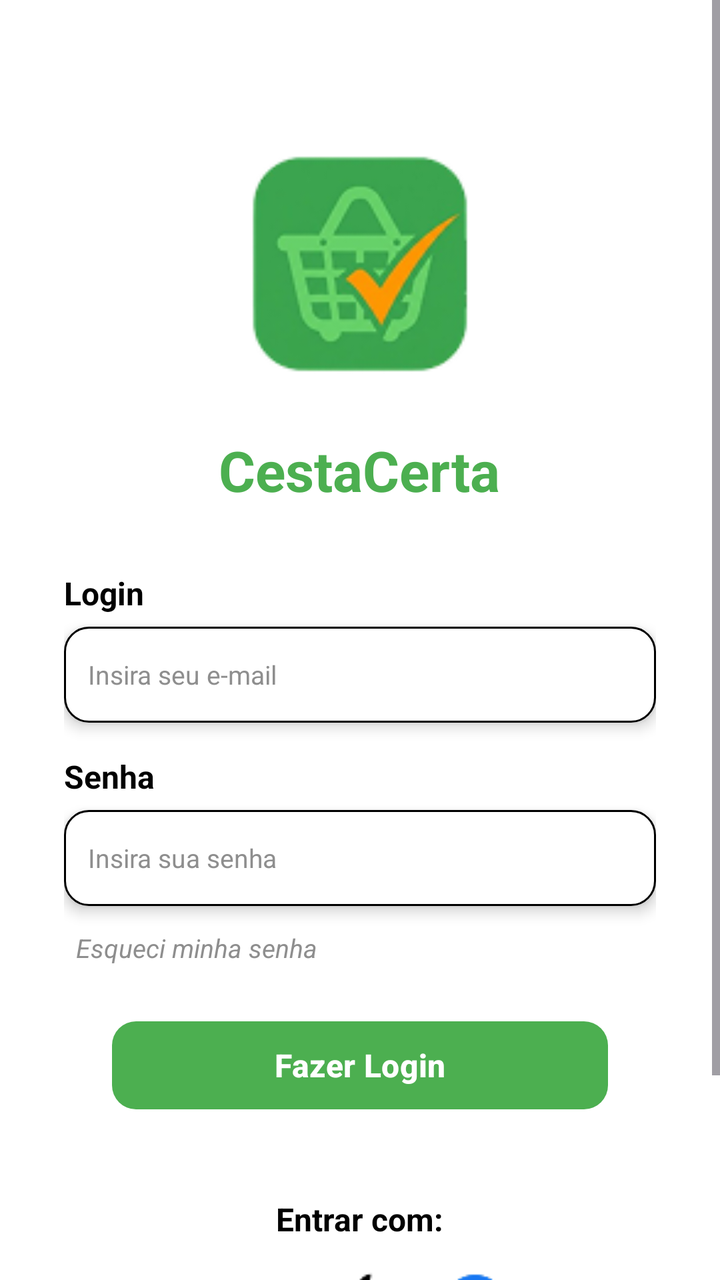
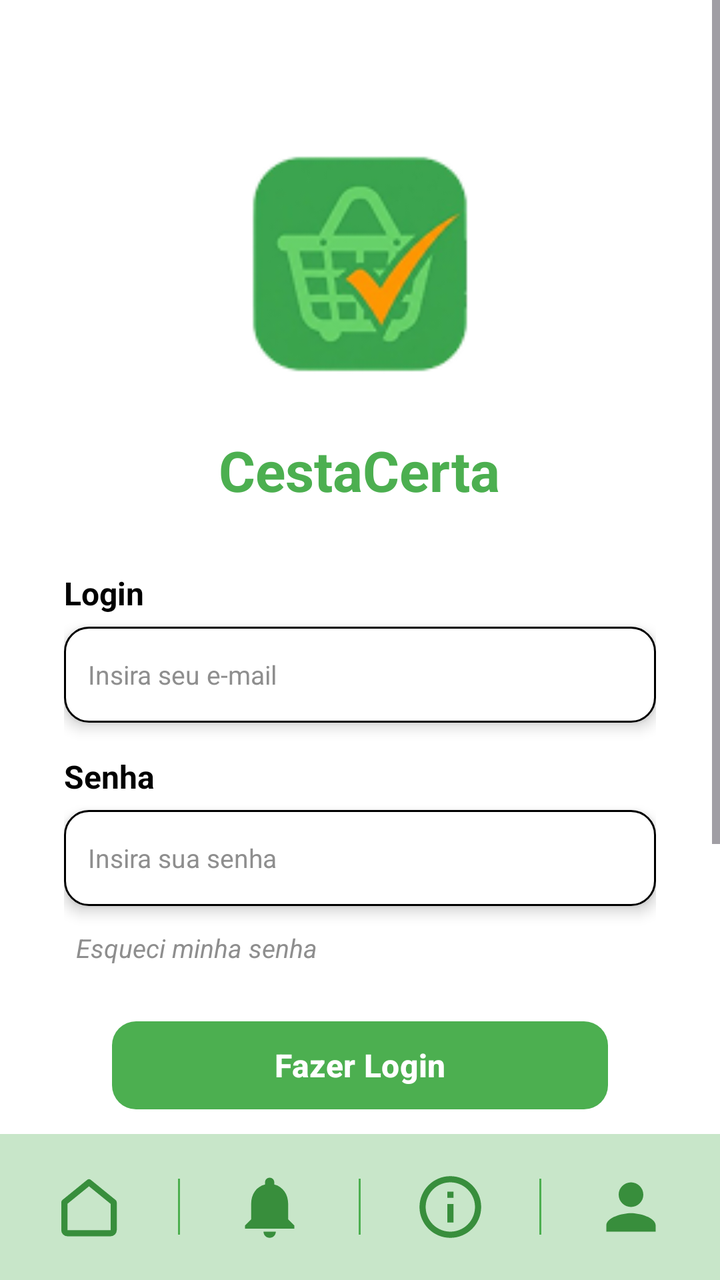

An Android layout rendered at two revisions. The XML below is the earlier revision; the diff shows what the commit changed to produce the second picture.
<!-- AndroidManifest.xml: application theme Theme.CestaCerta -->
<!-- res/layout/activity_login.xml -->
<?xml version="1.0" encoding="utf-8"?>
<ScrollView xmlns:android="http://schemas.android.com/apk/res/android"
    xmlns:app="http://schemas.android.com/apk/res-auto"
    android:id="@+id/login"
    android:layout_width="match_parent"
    android:layout_height="match_parent"
    android:background="@color/branco"
    android:fillViewport="true">

    <LinearLayout
        android:layout_width="match_parent"
        android:layout_height="wrap_content"
        android:gravity="center_horizontal"
        android:orientation="vertical"
        android:padding="@dimen/margem_tela">

        
        <ImageView
            android:id="@+id/ivLogo"
            android:layout_width="200dp"
            android:layout_height="200dp"
            android:layout_marginBottom="-40dp"
            android:contentDescription="@string/desc_logo"
            android:src="@drawable/logo_grande_clean" />

        <TextView
            android:id="@+id/tvTitulo"
            android:layout_width="wrap_content"
            android:layout_height="wrap_content"
            android:layout_marginTop="24dp"
            android:text="@string/app_name"
            android:textColor="@color/verde_primario"
            android:textSize="@dimen/texto_titulo"
            android:textStyle="bold" />

        
        <TextView
            android:layout_width="match_parent"
            android:layout_height="wrap_content"
            android:layout_marginTop="32dp"
            android:text="@string/login_label"
            android:textColor="@color/preto"
            android:textSize="@dimen/texto_rotulo"
            android:textStyle="bold" />

        <EditText
            android:id="@+id/etEmail"
            android:layout_width="match_parent"
            android:layout_height="@dimen/altura_campo"
            android:layout_marginTop="6dp"
            android:autofillHints="emailAddress"
            android:background="@drawable/bg_input"
            android:elevation="4dp"
            android:hint="@string/hint_email"
            android:inputType="textEmailAddress"
            android:paddingHorizontal="12dp"
            android:textColor="@color/preto"
            android:textColorHint="@color/cinza_texto"
            android:textSize="@dimen/texto_pequeno" />

        
        <TextView
            android:layout_width="match_parent"
            android:layout_height="wrap_content"
            android:layout_marginTop="16dp"
            android:text="@string/senha_label"
            android:textColor="@color/preto"
            android:textSize="@dimen/texto_rotulo"
            android:textStyle="bold" />

        <EditText
            android:id="@+id/etSenha"
            android:layout_width="match_parent"
            android:layout_height="@dimen/altura_campo"
            android:layout_marginTop="6dp"
            android:autofillHints="password"
            android:background="@drawable/bg_input"
            android:elevation="4dp"
            android:hint="@string/hint_senha"
            android:inputType="textPassword"
            android:paddingHorizontal="12dp"
            android:textColor="@color/preto"
            android:textColorHint="@color/cinza_texto"
            android:textSize="@dimen/texto_pequeno" />

        <TextView
            android:id="@+id/tvEsqueciSenha"
            android:layout_width="match_parent"
            android:layout_height="wrap_content"
            android:layout_marginTop="12dp"
            android:paddingHorizontal="6dp"
            android:text="@string/esqueci_senha"
            android:textColor="@color/cinza_texto"
            android:textSize="@dimen/texto_pequeno"
            android:textStyle="italic" />

        
        <com.google.android.material.button.MaterialButton
            android:id="@+id/btnLogin"
            android:layout_width="match_parent"
            android:layout_height="@dimen/altura_botao"
            android:layout_marginHorizontal="24dp"
            android:layout_marginTop="24dp"
            android:text="@string/fazer_login"
            android:textColor="@color/branco"
            android:textSize="@dimen/texto_rotulo"
            android:textStyle="bold"
            app:backgroundTint="@color/verde_primario"
            app:cornerRadius="@dimen/raio_campo" />

        
        <TextView
            android:layout_width="wrap_content"
            android:layout_height="wrap_content"
            android:layout_marginTop="40dp"
            android:text="@string/entrar_com"
            android:textColor="@color/preto"
            android:textSize="@dimen/texto_rotulo"
            android:textStyle="bold" />

        <ImageView
            android:id="@+id/ivSocialApps"
            android:layout_width="wrap_content"
            android:layout_height="wrap_content"
            android:layout_marginTop="16dp"
            android:adjustViewBounds="true"
            android:contentDescription="@string/desc_social_apps"
            android:src="@drawable/img_apps_clean" />

        <TextView
            android:id="@+id/tvCadastro"
            android:layout_width="wrap_content"
            android:layout_height="wrap_content"
            android:layout_marginTop="20dp"
            android:layout_marginBottom="24dp"
            android:text="@string/sem_conta"
            android:textColor="@color/cinza_texto"
            android:textSize="@dimen/texto_pequeno"
            android:textStyle="italic" />
    </LinearLayout>
</ScrollView>
<!-- resources referenced by this layout -->
<resources>
  <color name="branco">#FFFFFF</color>
  <color name="cinza_texto">#8E8E8E</color>
  <color name="preto">#000000</color>
  <color name="verde_primario">#4CAF50</color>
  <dimen name="altura_botao">52dp</dimen>
  <dimen name="altura_campo">48dp</dimen>
  <dimen name="margem_tela">32dp</dimen>
  <dimen name="raio_campo">12dp</dimen>
  <dimen name="texto_pequeno">13sp</dimen>
  <dimen name="texto_rotulo">16sp</dimen>
  <dimen name="texto_titulo">28sp</dimen>
  <!-- drawable bg_input (drawable) -->
  <?xml version="1.0" encoding="utf-8"?>
  <shape xmlns:android="http://schemas.android.com/apk/res/android"
      android:shape="rectangle">
      <solid android:color="@color/branco" />
      <corners android:radius="@dimen/raio_campo" />
      <stroke android:width="1dp" android:color="@color/preto" />
  </shape>
  <!-- drawable img_apps_clean: png bitmap (drawable, 3189 bytes) -->
  <!-- drawable logo_grande_clean: png bitmap (drawable, 13503 bytes) -->
  <string name="app_name">CestaCerta</string>
  <string name="desc_logo">Logo do Cesta Certa</string>
  <string name="desc_social_apps">Ícones de login social</string>
  <string name="entrar_com">Entrar com:</string>
  <string name="esqueci_senha">Esqueci minha senha</string>
  <string name="fazer_login">Fazer Login</string>
  <string name="hint_email">Insira seu e-mail</string>
  <string name="hint_senha">Insira sua senha</string>
  <string name="login_label">Login</string>
  <string name="sem_conta">Não tem uma conta? Faça seu cadastro!</string>
  <string name="senha_label">Senha</string>
  <style name="Theme.CestaCerta" parent="Base.Theme.CestaCerta" />
  <style name="Base.Theme.CestaCerta" parent="Theme.Material3.DayNight.NoActionBar">
          
          
      </style>
</resources>

<!-- the commit's change to res/layout/activity_login.xml (unified diff, before → after) -->
@@ -1,141 +1,219 @@
 <?xml version="1.0" encoding="utf-8"?>
-<ScrollView xmlns:android="http://schemas.android.com/apk/res/android"
+<LinearLayout xmlns:android="http://schemas.android.com/apk/res/android"
     xmlns:app="http://schemas.android.com/apk/res-auto"
     android:id="@+id/login"
     android:layout_width="match_parent"
     android:layout_height="match_parent"
     android:background="@color/branco"
-    android:fillViewport="true">
-
-    <LinearLayout
+    android:orientation="vertical">
+
+    <ScrollView
         android:layout_width="match_parent"
-        android:layout_height="wrap_content"
-        android:gravity="center_horizontal"
-        android:orientation="vertical"
-        android:padding="@dimen/margem_tela">
-
-        
-        <ImageView
-            android:id="@+id/ivLogo"
-            android:layout_width="200dp"
-            android:layout_height="200dp"
-            android:layout_marginBottom="-40dp"
-            android:contentDescription="@string/desc_logo"
-            android:src="@drawable/logo_grande_clean" />
-
-        <TextView
-            android:id="@+id/tvTitulo"
-            android:layout_width="wrap_content"
-            android:layout_height="wrap_content"
-            android:layout_marginTop="24dp"
-            android:text="@string/app_name"
-            android:textColor="@color/verde_primario"
-            android:textSize="@dimen/texto_titulo"
-            android:textStyle="bold" />
-
-        
-        <TextView
+        android:layout_height="0dp"
+        android:layout_weight="1"
+        android:fillViewport="true">
+
+        <LinearLayout
             android:layout_width="match_parent"
             android:layout_height="wrap_content"
-            android:layout_marginTop="32dp"
-            android:text="@string/login_label"
-            android:textColor="@color/preto"
-            android:textSize="@dimen/texto_rotulo"
-            android:textStyle="bold" />
-
-        <EditText
-            android:id="@+id/etEmail"
-            android:layout_width="match_parent"
-            android:layout_height="@dimen/altura_campo"
-            android:layout_marginTop="6dp"
-            android:autofillHints="emailAddress"
-            android:background="@drawable/bg_input"
-            android:elevation="4dp"
-            android:hint="@string/hint_email"
-            android:inputType="textEmailAddress"
-            android:paddingHorizontal="12dp"
-            android:textColor="@color/preto"
-            android:textColorHint="@color/cinza_texto"
-            android:textSize="@dimen/texto_pequeno" />
-
-        
-        <TextView
-            android:layout_width="match_parent"
-            android:layout_height="wrap_content"
-            android:layout_marginTop="16dp"
-            android:text="@string/senha_label"
-            android:textColor="@color/preto"
-            android:textSize="@dimen/texto_rotulo"
-            android:textStyle="bold" />
-
-        <EditText
-            android:id="@+id/etSenha"
-            android:layout_width="match_parent"
-            android:layout_height="@dimen/altura_campo"
-            android:layout_marginTop="6dp"
-            android:autofillHints="password"
-            android:background="@drawable/bg_input"
-            android:elevation="4dp"
-            android:hint="@string/hint_senha"
-            android:inputType="textPassword"
-            android:paddingHorizontal="12dp"
-            android:textColor="@color/preto"
-            android:textColorHint="@color/cinza_texto"
-            android:textSize="@dimen/texto_pequeno" />
-
-        <TextView
-            android:id="@+id/tvEsqueciSenha"
-            android:layout_width="match_parent"
-            android:layout_height="wrap_content"
-            android:layout_marginTop="12dp"
-            android:paddingHorizontal="6dp"
-            android:text="@string/esqueci_senha"
-            android:textColor="@color/cinza_texto"
-            android:textSize="@dimen/texto_pequeno"
-            android:textStyle="italic" />
-
-        
-        <com.google.android.material.button.MaterialButton
-            android:id="@+id/btnLogin"
-            android:layout_width="match_parent"
-            android:layout_height="@dimen/altura_botao"
-            android:layout_marginHorizontal="24dp"
-            android:layout_marginTop="24dp"
-            android:text="@string/fazer_login"
-            android:textColor="@color/branco"
-            android:textSize="@dimen/texto_rotulo"
-            android:textStyle="bold"
-            app:backgroundTint="@color/verde_primario"
-            app:cornerRadius="@dimen/raio_campo" />
-
-        
-        <TextView
-            android:layout_width="wrap_content"
-            android:layout_height="wrap_content"
-            android:layout_marginTop="40dp"
-            android:text="@string/entrar_com"
-            android:textColor="@color/preto"
-            android:textSize="@dimen/texto_rotulo"
-            android:textStyle="bold" />
-
-        <ImageView
-            android:id="@+id/ivSocialApps"
-            android:layout_width="wrap_content"
-            android:layout_height="wrap_content"
-            android:layout_marginTop="16dp"
-            android:adjustViewBounds="true"
-            android:contentDescription="@string/desc_social_apps"
-            android:src="@drawable/img_apps_clean" />
-
-        <TextView
-            android:id="@+id/tvCadastro"
-            android:layout_width="wrap_content"
-            android:layout_height="wrap_content"
-            android:layout_marginTop="20dp"
-            android:layout_marginBottom="24dp"
-            android:text="@string/sem_conta"
-            android:textColor="@color/cinza_texto"
-            android:textSize="@dimen/texto_pequeno"
-            android:textStyle="italic" />
-    </LinearLayout>
-</ScrollView>
+            android:gravity="center_horizontal"
+            android:orientation="vertical"
+            android:padding="@dimen/margem_tela">
+
+            
+            <ImageView
+                android:id="@+id/ivLogo"
+                android:layout_width="200dp"
+                android:layout_height="200dp"
+                android:layout_marginBottom="-40dp"
+                android:contentDescription="@string/desc_logo"
+                android:src="@drawable/logo_grande_clean" />
+
+            <TextView
+                android:id="@+id/tvTitulo"
+                android:layout_width="wrap_content"
+                android:layout_height="wrap_content"
+                android:layout_marginTop="24dp"
+                android:text="@string/app_name"
+                android:textColor="@color/verde_primario"
+                android:textSize="@dimen/texto_titulo"
+                android:textStyle="bold" />
+
+            
+            <TextView
+                android:layout_width="match_parent"
+                android:layout_height="wrap_content"
+                android:layout_marginTop="32dp"
+                android:text="@string/login_label"
+                android:textColor="@color/preto"
+                android:textSize="@dimen/texto_rotulo"
+                android:textStyle="bold" />
+
+            <EditText
+                android:id="@+id/etEmail"
+                android:layout_width="match_parent"
+                android:layout_height="@dimen/altura_campo"
+                android:layout_marginTop="6dp"
+                android:autofillHints="emailAddress"
+                android:background="@drawable/bg_input"
+                android:elevation="4dp"
+                android:hint="@string/hint_email"
+                android:inputType="textEmailAddress"
+                android:paddingHorizontal="12dp"
+                android:textColor="@color/preto"
+                android:textColorHint="@color/cinza_texto"
+                android:textSize="@dimen/texto_pequeno" />
+
+            
+            <TextView
+                android:layout_width="match_parent"
+                android:layout_height="wrap_content"
+                android:layout_marginTop="16dp"
+                android:text="@string/senha_label"
+                android:textColor="@color/preto"
+                android:textSize="@dimen/texto_rotulo"
+                android:textStyle="bold" />
+
+            <EditText
+                android:id="@+id/etSenha"
+                android:layout_width="match_parent"
+                android:layout_height="@dimen/altura_campo"
+                android:layout_marginTop="6dp"
+                android:autofillHints="password"
+                android:background="@drawable/bg_input"
+                android:elevation="4dp"
+                android:hint="@string/hint_senha"
+                android:inputType="textPassword"
+                android:paddingHorizontal="12dp"
+                android:textColor="@color/preto"
+                android:textColorHint="@color/cinza_texto"
+                android:textSize="@dimen/texto_pequeno" />
+
+            <TextView
+                android:id="@+id/tvEsqueciSenha"
+                android:layout_width="match_parent"
+                android:layout_height="wrap_content"
+                android:layout_marginTop="12dp"
+                android:paddingHorizontal="6dp"
+                android:text="@string/esqueci_senha"
+                android:textColor="@color/cinza_texto"
+                android:textSize="@dimen/texto_pequeno"
+                android:textStyle="italic" />
+
+            
+            <com.google.android.material.button.MaterialButton
+                android:id="@+id/btnLogin"
+                android:layout_width="match_parent"
+                android:layout_height="@dimen/altura_botao"
+                android:layout_marginHorizontal="24dp"
+                android:layout_marginTop="24dp"
+                android:text="@string/fazer_login"
+                android:textColor="@color/branco"
+                android:textSize="@dimen/texto_rotulo"
+                android:textStyle="bold"
+                app:backgroundTint="@color/verde_primario"
+                app:cornerRadius="@dimen/raio_campo" />
+
+            
+            <TextView
+                android:layout_width="wrap_content"
+                android:layout_height="wrap_content"
+                android:layout_marginTop="40dp"
+                android:text="@string/entrar_com"
+                android:textColor="@color/preto"
+                android:textSize="@dimen/texto_rotulo"
+                android:textStyle="bold" />
+
+            <ImageView
+                android:id="@+id/ivSocialApps"
+                android:layout_width="wrap_content"
+                android:layout_height="wrap_content"
+                android:layout_marginTop="16dp"
+                android:adjustViewBounds="true"
+                android:contentDescription="@string/desc_social_apps"
+                android:src="@drawable/img_apps_clean" />
+
+            <TextView
+                android:id="@+id/tvCadastro"
+                android:layout_width="wrap_content"
+                android:layout_height="wrap_content"
+                android:layout_marginTop="20dp"
+                android:layout_marginBottom="24dp"
+                android:text="@string/sem_conta"
+                android:textColor="@color/cinza_texto"
+                android:textSize="@dimen/texto_pequeno"
+                android:textStyle="italic" />
+        </LinearLayout>
+    </ScrollView>
+
+    <include layout="@layout/layout_barra_inferior" />
+</LinearLayout>
+<!-- res/layout/layout_barra_inferior.xml (included above) -->
+<?xml version="1.0" encoding="utf-8"?>
+<LinearLayout xmlns:android="http://schemas.android.com/apk/res/android"
+    android:id="@+id/barraInferior"
+    android:layout_width="match_parent"
+    android:layout_height="73dp"
+    android:background="@color/verde_claro"
+    android:gravity="center_vertical"
+    android:orientation="horizontal">
+
+    <ImageButton
+        android:id="@+id/btnInicio"
+        android:layout_width="0dp"
+        android:layout_height="match_parent"
+        android:layout_weight="1"
+        android:background="?attr/selectableItemBackgroundBorderless"
+        android:contentDescription="Início"
+        android:padding="18dp"
+        android:scaleType="fitCenter"
+        android:src="@drawable/nav_inicio" />
+
+    <View
+        android:layout_width="1dp"
+        android:layout_height="28dp"
+        android:background="@color/verde" />
+
+    <ImageButton
+        android:id="@+id/btnNotificacoes"
+        android:layout_width="0dp"
+        android:layout_height="match_parent"
+        android:layout_weight="1"
+        android:background="?attr/selectableItemBackgroundBorderless"
+        android:contentDescription="Notificações"
+        android:padding="18dp"
+        android:scaleType="fitCenter"
+        android:src="@drawable/nav_notificacoes" />
+
+    <View
+        android:layout_width="1dp"
+        android:layout_height="28dp"
+        android:background="@color/verde" />
+
+    <ImageButton
+        android:id="@+id/btnSobre"
+        android:layout_width="0dp"
+        android:layout_height="match_parent"
+        android:layout_weight="1"
+        android:background="?attr/selectableItemBackgroundBorderless"
+        android:contentDescription="Sobre nós"
+        android:padding="18dp"
+        android:scaleType="fitCenter"
+        android:src="@drawable/nav_sobre" />
+
+    <View
+        android:layout_width="1dp"
+        android:layout_height="28dp"
+        android:background="@color/verde" />
+
+    <ImageButton
+        android:id="@+id/btnPerfil"
+        android:layout_width="0dp"
+        android:layout_height="match_parent"
+        android:layout_weight="1"
+        android:background="?attr/selectableItemBackgroundBorderless"
+        android:contentDescription="Perfil"
+        android:padding="18dp"
+        android:scaleType="fitCenter"
+        android:src="@drawable/nav_perfil" />
+</LinearLayout>
<!-- resource entries referenced after the edit -->
@@ -3,6 +3,8 @@
   <color name="branco">#FFFFFF</color>
   <color name="cinza_texto">#8E8E8E</color>
   <color name="preto">#000000</color>
+  <color name="verde">#FF4CAF50</color>
+  <color name="verde_claro">#FFC8E6C9</color>
   <color name="verde_primario">#4CAF50</color>
   <dimen name="altura_botao">52dp</dimen>
   <dimen name="altura_campo">48dp</dimen>
@@ -21,6 +23,54 @@
   </shape>
   <!-- drawable img_apps_clean: png bitmap (drawable, 3189 bytes) -->
   <!-- drawable logo_grande_clean: png bitmap (drawable, 13503 bytes) -->
+  <!-- drawable nav_inicio (drawable) -->
+  <?xml version="1.0" encoding="utf-8"?>
+  <vector xmlns:android="http://schemas.android.com/apk/res/android"
+      android:width="32dp"
+      android:height="32dp"
+      android:viewportWidth="24"
+      android:viewportHeight="24">
+      <path
+          android:pathData="M4,10.5L12,4L20,10.5V19.5A1,1 0,0 1,19,20.5H5A1,1 0,0 1,4,19.5Z"
+          android:fillColor="#00000000"
+          android:strokeColor="#FF388E3C"
+          android:strokeWidth="2"
+          android:strokeLineCap="round"
+          android:strokeLineJoin="round" />
+  </vector>
+  <!-- drawable nav_notificacoes (drawable) -->
+  <?xml version="1.0" encoding="utf-8"?>
+  <vector xmlns:android="http://schemas.android.com/apk/res/android"
+      android:width="32dp"
+      android:height="32dp"
+      android:viewportWidth="24"
+      android:viewportHeight="24">
+      <path
+          android:pathData="M12,22c1.1,0 2,-0.9 2,-2h-4c0,1.1 0.89,2 2,2zM18,16v-5c0,-3.07 -1.64,-5.64 -4.5,-6.32V4c0,-0.83 -0.67,-1.5 -1.5,-1.5s-1.5,0.67 -1.5,1.5v0.68C7.63,5.36 6,7.92 6,11v5l-2,2v1h16v-1l-2,-2z"
+          android:fillColor="#FF388E3C" />
+  </vector>
+  <!-- drawable nav_perfil (drawable) -->
+  <?xml version="1.0" encoding="utf-8"?>
+  <vector xmlns:android="http://schemas.android.com/apk/res/android"
+      android:width="32dp"
+      android:height="32dp"
+      android:viewportWidth="24"
+      android:viewportHeight="24">
+      <path
+          android:pathData="M12,12c2.21,0 4,-1.79 4,-4s-1.79,-4 -4,-4 -4,1.79 -4,4 1.79,4 4,4zM12,14c-2.67,0 -8,1.34 -8,4v2h16v-2c0,-2.66 -5.33,-4 -8,-4z"
+          android:fillColor="#FF388E3C" />
+  </vector>
+  <!-- drawable nav_sobre (drawable) -->
+  <?xml version="1.0" encoding="utf-8"?>
+  <vector xmlns:android="http://schemas.android.com/apk/res/android"
+      android:width="32dp"
+      android:height="32dp"
+      android:viewportWidth="24"
+      android:viewportHeight="24">
+      <path
+          android:pathData="M11,7h2v2h-2zM11,11h2v6h-2zM12,2C6.48,2 2,6.48 2,12s4.48,10 10,10 10,-4.48 10,-10S17.52,2 12,2zM12,20c-4.41,0 -8,-3.59 -8,-8s3.59,-8 8,-8 8,3.59 8,8 -3.59,8 -8,8z"
+          android:fillColor="#FF388E3C" />
+  </vector>
   <string name="app_name">CestaCerta</string>
   <string name="desc_logo">Logo do Cesta Certa</string>
   <string name="desc_social_apps">Ícones de login social</string>
